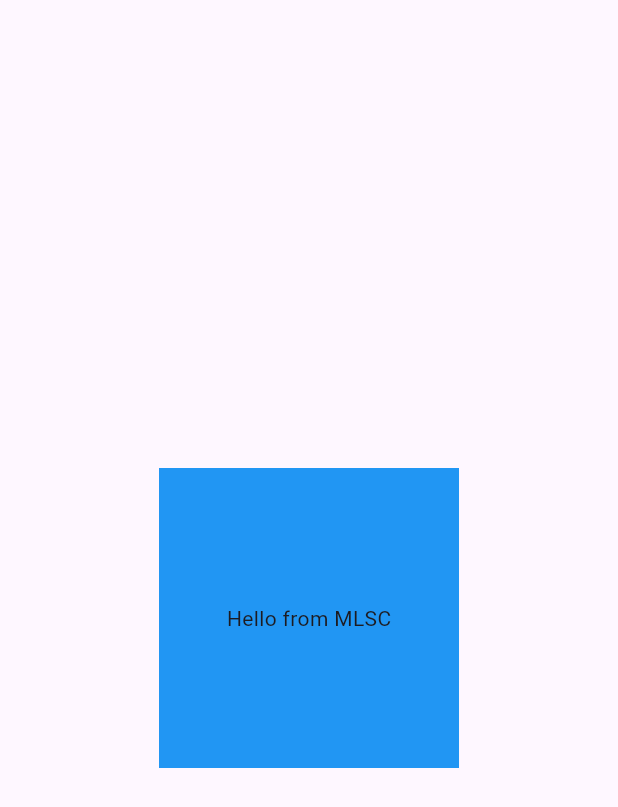
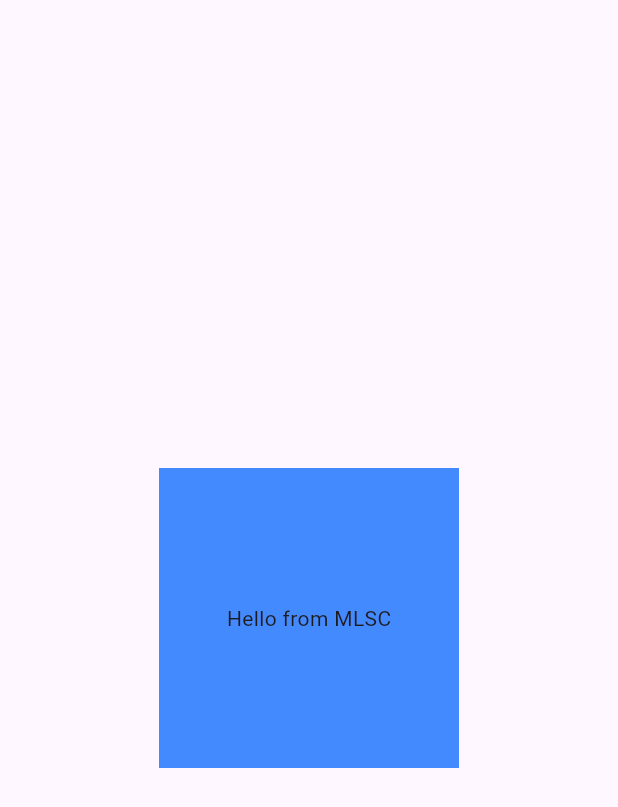
Before and after one commit to vanshaj1133/v1-again, a Flutter app: the screen it shows after launch, after a tap on "Navigate", on a phone screen of 412 x 824 dp. Shown: the top 807 px of the screen. Run offline on Flutter 3.47's test engine with Material 3 defaults, Android fonts, the phone set to English and light mode, and no system bars.

Commit message:
changes in muklol's code

```diff
--- a/mukul first app/lib/dashboard.dart
+++ b/mukul first app/lib/dashboard.dart
@@ -1,22 +1,20 @@
 import 'package:flutter/material.dart';
 
 class Dashboard extends StatelessWidget {
-  const Dashboard({super.key});
-
   @override
   Widget build(BuildContext context) {
-    return Scaffold(
-        body: Center(
-            child: Container(
-                width: 200,
-                height: 200,
-                color: Colors.blue,
-                child: const Center(
-                  child: Text("Hello from MLSC"),
-                )
+    return Scaffold
+    (
+      body:
+      Center(
+        child: Container(
+          height: 200,
+          width: 200,
+          color: Colors.blueAccent,
+          child:  Center(child: Text("Hello from MLSC")),
         ),
-    )
-   );
+      ),
+      );
+
   }
-
 }
--- a/mukul first app/lib/main.dart
+++ b/mukul first app/lib/main.dart
@@ -2,31 +2,30 @@ import 'package:first/dashboard.dart';
 import 'package:flutter/material.dart';
 
 void main() {
-  runApp(const mlsc());
+  runApp(mlsc());
 }
 
 class mlsc extends StatelessWidget {
-  const mlsc({super.key});
+
 
   @override
   Widget build(BuildContext context) {
     return MaterialApp(
       theme: ThemeData(primaryColor: Colors.black),
-      home: const homepage(),
+      home:  homepage(),
     );
   }
 }
 
 class homepage extends StatelessWidget {
-  const homepage({super.key});
 
   @override
   Widget build(BuildContext context) {
     return Scaffold(
       body: Center(
         child: ElevatedButton(onPressed: (){
-          Navigator.push(context, MaterialPageRoute(builder: (context) => const Dashboard()));
-        }, child: const Text("Navigate")),
+          Navigator.push(context, MaterialPageRoute(builder: (context) =>  Dashboard()));
+        }, child:  Text("Navigate")),
       ),
     );
   }
```
